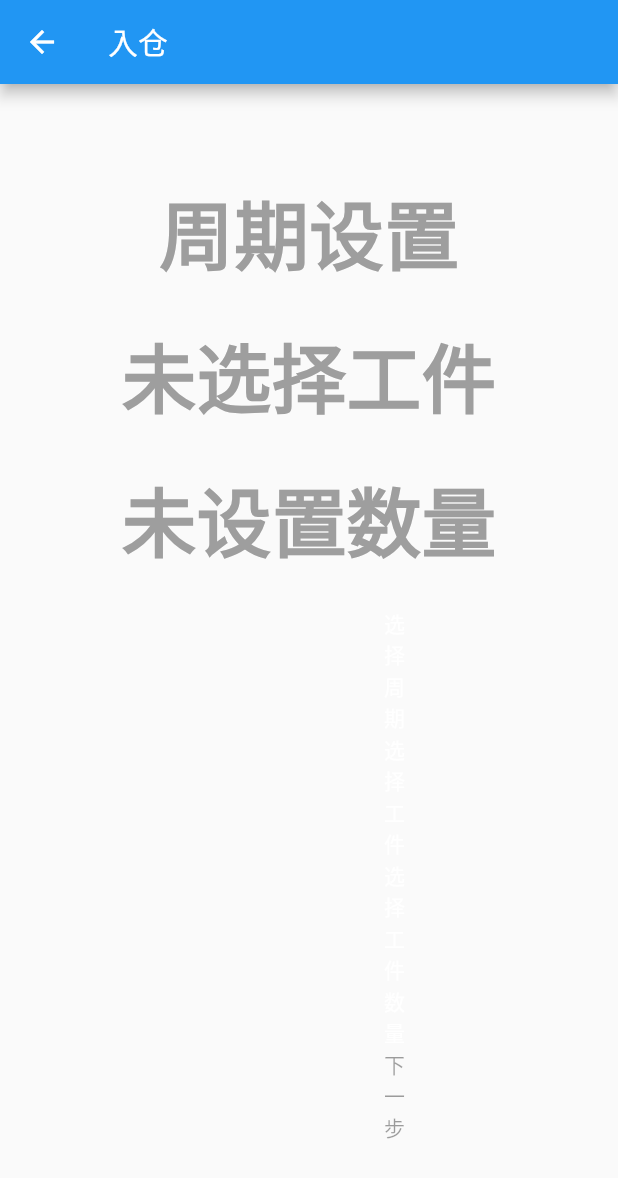
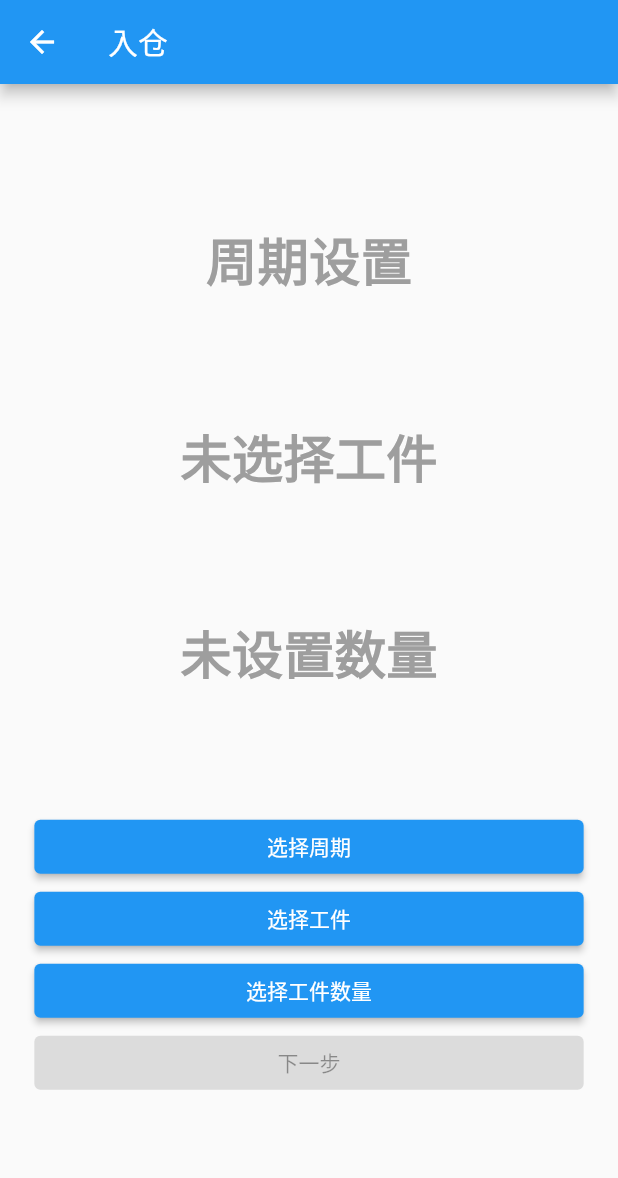
Before and after one commit to HowsonLiu/smc_piecework, a Flutter app: the screen it shows after launch, after a tap on "入仓", on a phone screen of 412 x 824 dp. Shown: the top 1178 px of the screen. Run offline on Flutter 3.47's test engine with Material 2 defaults, Android fonts, the phone set to English and light mode, and no system bars; our stand-ins replace csv, file_picker, flutter_screenutil, shared_preferences, sqflite; missing offline and left inert: common_utils; accounts and stored records are empty.

```diff
--- a/lib/main.dart
+++ b/lib/main.dart
@@ -12,19 +12,7 @@ class MyApp extends StatelessWidget {
   @override
   Widget build(BuildContext context) {
     return const MaterialApp(
-      title: 'Flutter Demo',
-      // theme: ThemeData(
-      //   primarySwatch: Colors.purple,
-      //   textTheme: const TextTheme(
-      //     subtitle1: TextStyle(fontSize: 30.0),
-      //     bodyText1: TextStyle(fontSize: 20.0),
-      //     button: TextStyle(fontSize: 30.0),
-      //     headline1: TextStyle(fontSize: 30.0),
-      //   ),
-      //   iconTheme: const IconThemeData(
-      //     size: 30.0,
-      //   ),
-      // ),
+      title: 'SMC',
       home: HomePage(),
     );
   }
--- a/lib/ui/common/artifacts_input_dialog.dart
+++ b/lib/ui/common/artifacts_input_dialog.dart
@@ -1,4 +1,5 @@
 import 'package:flutter/material.dart';
+import 'package:flutter_screenutil/flutter_screenutil.dart';
 import 'package:smc_piecework/manager/artifacts_manager.dart';
 import 'package:smc_piecework/model/artifacts.dart';
 
@@ -14,6 +15,7 @@ Future<Artifacts?> showArtifactsInputDialog(
           title: Text(title),
           content: Column(
               mainAxisAlignment: MainAxisAlignment.center,
+              crossAxisAlignment: CrossAxisAlignment.stretch,
               mainAxisSize: MainAxisSize.min,
               children: [
                 TextField(
@@ -31,7 +33,7 @@ Future<Artifacts?> showArtifactsInputDialog(
                     });
                   },
                 ),
-                const SizedBox(height: 30),
+                SizedBox(height: 10.h),
                 SizedBox(
                     width: MediaQuery.of(context).size.width / 2,
                     height: MediaQuery.of(context).size.height / 2,
--- a/lib/ui/common/employee_input_dialog.dart
+++ b/lib/ui/common/employee_input_dialog.dart
@@ -1,4 +1,5 @@
 import 'package:flutter/material.dart';
+import 'package:flutter_screenutil/flutter_screenutil.dart';
 import 'package:smc_piecework/manager/employee_manager.dart';
 import 'package:smc_piecework/model/employee.dart';
 
@@ -14,6 +15,7 @@ Future<Employee?> showEmployeeInputDialog(
           title: Text(title),
           content: Column(
               mainAxisAlignment: MainAxisAlignment.center,
+              crossAxisAlignment: CrossAxisAlignment.stretch,
               mainAxisSize: MainAxisSize.min,
               children: [
                 TextField(
@@ -29,7 +31,7 @@ Future<Employee?> showEmployeeInputDialog(
                     });
                   },
                 ),
-                const SizedBox(height: 30),
+                SizedBox(height: 10.h),
                 SizedBox(
                     width: MediaQuery.of(context).size.width / 2,
                     height: MediaQuery.of(context).size.height / 2,
--- a/lib/ui/enter1_page.dart
+++ b/lib/ui/enter1_page.dart
@@ -1,4 +1,5 @@
 import 'package:flutter/material.dart';
+import 'package:flutter_screenutil/flutter_screenutil.dart';
 import 'package:smc_piecework/manager/period_manager.dart';
 import 'package:smc_piecework/model/artifacts.dart';
 import 'package:smc_piecework/ui/common/artifacts_input_dialog.dart';
@@ -32,7 +33,7 @@ class _Enter1PageState extends State<Enter1Page> {
           title: const Text("入仓"),
         ),
         body: Container(
-          margin: const EdgeInsets.all(40),
+          margin: EdgeInsets.all(10.w),
           child: Column(
             mainAxisAlignment: MainAxisAlignment.spaceEvenly,
             crossAxisAlignment: CrossAxisAlignment.stretch,
@@ -85,7 +86,7 @@ class _Enter1PageState extends State<Enter1Page> {
     return Text(
       PeriodManager.instance.curPeriod?.name ?? '周期设置',
       style: TextStyle(
-          fontSize: 50,
+          fontSize: 30.sp,
           color: (PeriodManager.instance.curPeriod != null
               ? Colors.black
               : Colors.grey),
@@ -98,7 +99,7 @@ class _Enter1PageState extends State<Enter1Page> {
     return Text(
       _artifacts?.name ?? '未选择工件',
       style: TextStyle(
-          fontSize: 50,
+          fontSize: 30.sp,
           color: (_artifacts != null ? Colors.black : Colors.grey),
           fontWeight: FontWeight.bold),
       textAlign: TextAlign.center,
@@ -109,7 +110,7 @@ class _Enter1PageState extends State<Enter1Page> {
     return Text(
       _count != null ? '$_count件' : '未设置数量',
       style: TextStyle(
-          fontSize: 50,
+          fontSize: 30.sp,
           color: (_count != null ? Colors.black : Colors.grey),
           fontWeight: FontWeight.bold),
       textAlign: TextAlign.center,
@@ -118,7 +119,7 @@ class _Enter1PageState extends State<Enter1Page> {
 
   Widget _buildControlBox() {
     return Container(
-        padding: const EdgeInsets.only(left: 200, right: 200),
+        padding: EdgeInsets.only(left: 10.w, right: 10.w),
         child: Column(
           crossAxisAlignment: CrossAxisAlignment.stretch,
           children: [
--- a/lib/ui/home_page.dart
+++ b/lib/ui/home_page.dart
@@ -1,4 +1,5 @@
 import 'package:flutter/material.dart';
+import 'package:flutter_screenutil/flutter_screenutil.dart';
 import 'package:smc_piecework/manager/job_manager.dart';
 
 import 'package:smc_piecework/manager/period_manager.dart';
@@ -18,6 +19,7 @@ class HomePage extends StatefulWidget {
 class _HomePageState extends State<HomePage> {
   @override
   Widget build(BuildContext context) {
+    _initScreenUtil(context);
     return Scaffold(
         appBar: AppBar(
           title: const Text("SMC"),
@@ -44,7 +46,7 @@ class _HomePageState extends State<HomePage> {
               ));
             }),
             _buildHomeCard(
-                'assets/image/home_page/setting.png', '设置', Colors.black, () {
+                'assets/image/home_page/setting.png', '设置', Colors.white, () {
               Navigator.push(context, MaterialPageRoute(
                 builder: (context) {
                   return const SettingsPage();
@@ -65,12 +67,23 @@ class _HomePageState extends State<HomePage> {
     JobManager.instance.fetchFromDataBase();
   }
 
+  _initScreenUtil(context) {
+    ScreenUtil.init(
+      BoxConstraints(
+        maxWidth: MediaQuery.of(context).size.width,
+        maxHeight: MediaQuery.of(context).size.height,
+      ),
+      designSize: const Size(360, 690),
+      context: context,
+    );
+  }
+
   Widget _buildHomeCard(String imageUrl, String title, Color? titleColor,
       void Function()? callback) {
     return Expanded(
       child: Card(
           margin:
-              const EdgeInsets.only(left: 60, right: 60, top: 20, bottom: 20),
+              EdgeInsets.only(left: 15.w, right: 15.w, top: 10.h, bottom: 10.h),
           shape:
               RoundedRectangleBorder(borderRadius: BorderRadius.circular(25.0)),
           clipBehavior: Clip.antiAlias,
@@ -89,7 +102,7 @@ class _HomePageState extends State<HomePage> {
                       child: Text(
                         title,
                         style: TextStyle(
-                            fontSize: 50,
+                            fontSize: 30.sp,
                             color: titleColor,
                             fontWeight: FontWeight.bold),
                       ),
--- a/pubspec.yaml
+++ b/pubspec.yaml
@@ -41,6 +41,7 @@ dependencies:
   shared_preferences:
   intl:
   common_utils:
+  flutter_screenutil:
 
 dev_dependencies:
   flutter_test:
```
Also changed, not shown: lib/ui/enter2_page.dart (+15 -12 lines), lib/ui/enter3_page.dart (+8 -6 lines), lib/ui/statistics_employee_detail_page.dart (+12 -13 lines), lib/ui/statistics_employee_page.dart (+14 -19 lines), lib/ui/statistics_page.dart (+8 -6 lines), lib/ui/statistics_ticket_page.dart (+10 -6 lines), pubspec.lock.
